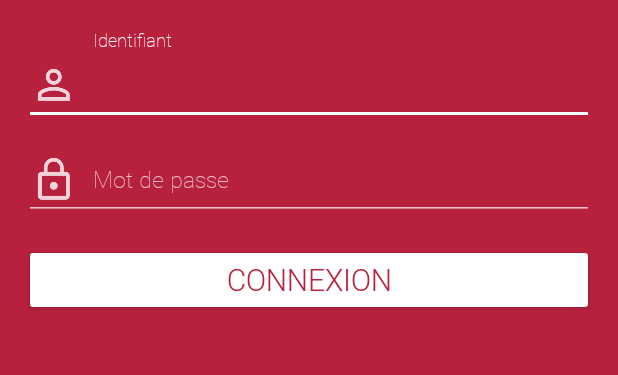
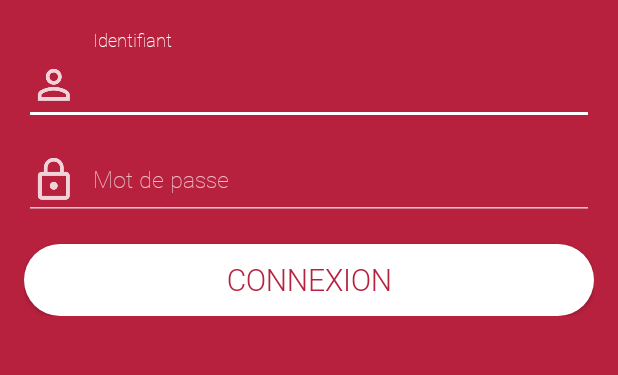
Before and after one commit to alexislargaiolli/cigref, an Android app: the screen it shows after launch (LoginActivity), on a phone screen of 412 x 824 dp, the part 204-579 px from its top. Run offline under Robolectric (Android 15) with nearby library versions, the phone set to English and light mode, and no system bars; libraries missing offline, so code that uses them is left out: com.yakivmospan.scytale.

Commit message:
Change login button style

```diff
--- a/app/src/main/java/com/sherpa/mynelis/cigref/view/LoginActivity.java
+++ b/app/src/main/java/com/sherpa/mynelis/cigref/view/LoginActivity.java
@@ -52,7 +52,7 @@ public class LoginActivity extends AppCompatActivity {
         mPasswordView.setOnEditorActionListener(new TextView.OnEditorActionListener() {
             @Override
             public boolean onEditorAction(TextView textView, int id, KeyEvent keyEvent) {
-                if (id == R.id.login || id == EditorInfo.IME_NULL) {
+                if (textView.getImeActionId() == 1) {
                     attemptLogin();
                     return true;
                 }
--- /dev/null
+++ b/app/src/main/res/drawable/login_button.xml
@@ -0,0 +1,8 @@
+<?xml version="1.0" encoding="utf-8"?>
+<shape xmlns:android="http://schemas.android.com/apk/res/android"
+    android:padding="10dp"
+    android:shape="rectangle">
+    <!-- you can use any color you want I used here gray color-->
+    <solid android:color="#FFFFFF" />
+    <corners android:radius="30dp" />
+</shape>
--- a/app/src/main/res/layout/activity_login.xml
+++ b/app/src/main/res/layout/activity_login.xml
@@ -100,9 +100,8 @@
                     android:drawablePadding="10dp"
                     android:fontFamily="@font/robotothin"
                     android:hint="@string/prompt_password"
-                    android:imeActionId="@+id/login"
-                    android:imeActionLabel="@string/action_sign_in_short"
-                    android:imeOptions="actionUnspecified"
+                    android:imeActionId="1"
+                    android:imeOptions="actionDone"
                     android:inputType="textPassword"
                     android:maxLines="1"
                     android:textSize="15sp" />
@@ -111,11 +110,11 @@
 
             <Button
                 android:id="@+id/email_sign_in_button"
-                style="?android:textAppearanceSmall"
+                style="@android:style/Widget.Material.Button.Small"
                 android:layout_width="match_parent"
                 android:layout_height="wrap_content"
                 android:layout_marginTop="16dp"
-                android:backgroundTint="@color/white"
+                android:background="@drawable/login_button"
                 android:fontFamily="@font/robotolight"
                 android:text="@string/action_sign_in_short"
                 android:textColor="@color/colorPrimary"
```
